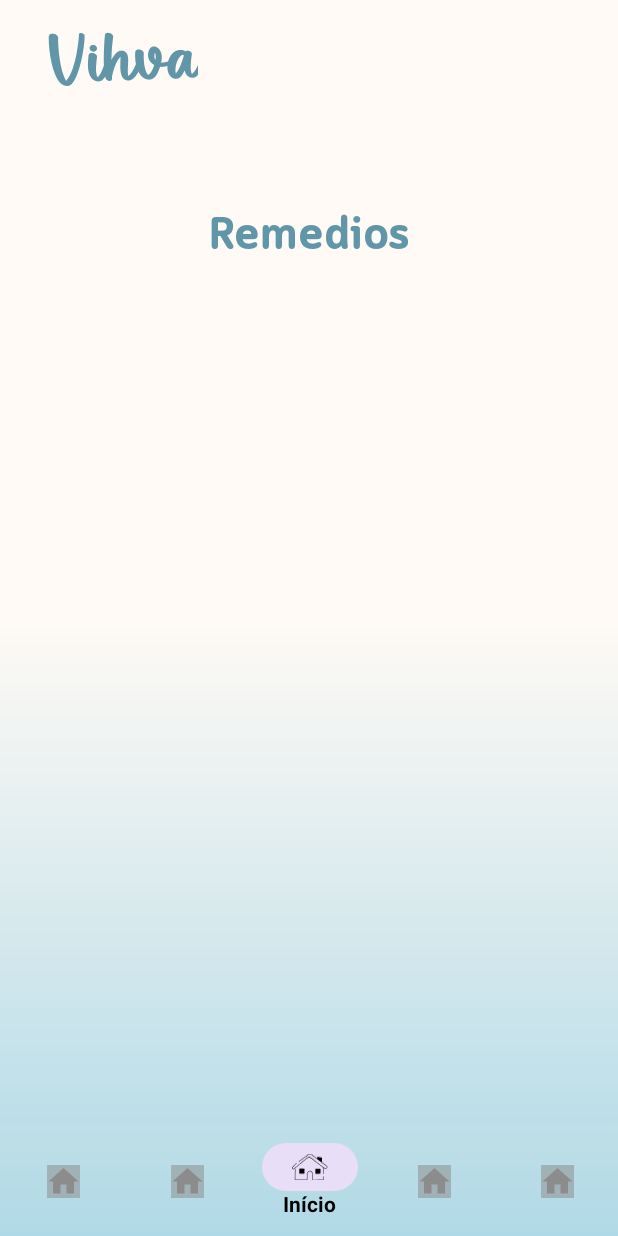
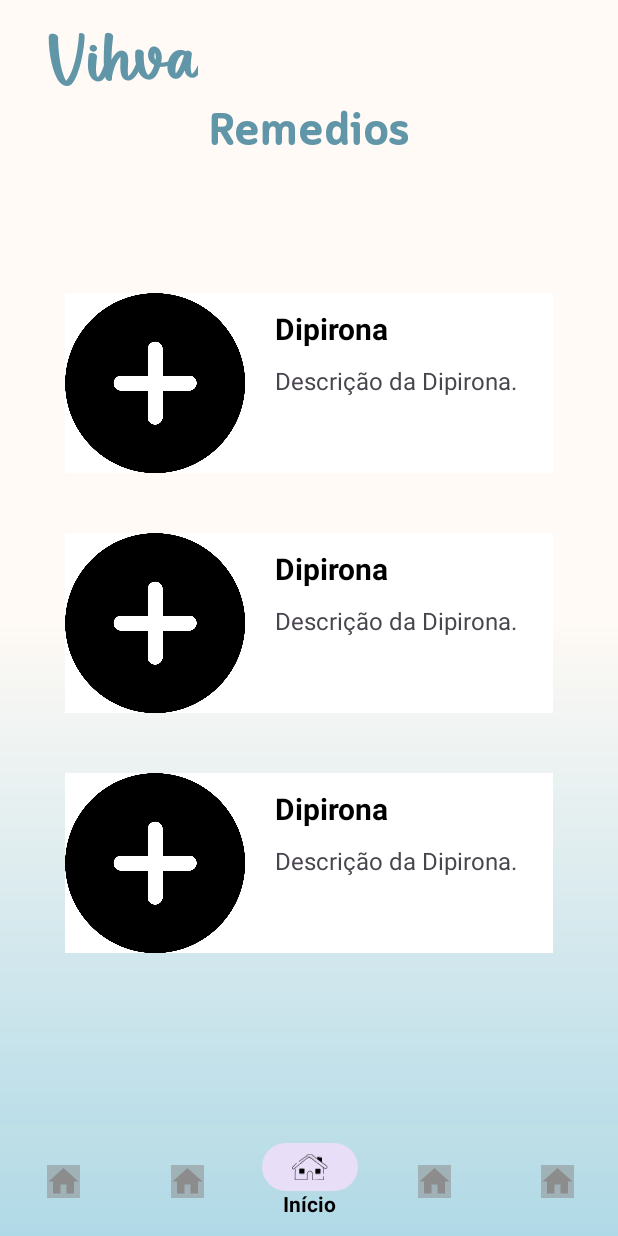
Before and after one commit to Pedrolbtb/Vihva-app, an Android app: the fragment Remedio1 placed in its activity, on a phone screen of 412 x 824 dp. Run offline under Robolectric (Android 15) with nearby library versions, the phone set to English and light mode, and no system bars.

Commit message:
lista funcionando

```diff
--- a/app/src/main/java/com/companyvihva/vihva/Inicio/Remedio1.kt
+++ b/app/src/main/java/com/companyvihva/vihva/Inicio/Remedio1.kt
@@ -133,6 +133,6 @@ class Remedio1 : Fragment() {
         // Adicione mais itens conforme necessário
 
 
-        return inflater.inflate(R.layout.remedio2, container, false)
+        return view
     }
 }
--- a/app/src/main/java/com/companyvihva/vihva/model/Adapter/AdapterRemedio.kt
+++ b/app/src/main/java/com/companyvihva/vihva/model/Adapter/AdapterRemedio.kt
@@ -7,6 +7,7 @@ import android.view.ViewGroup
 import android.widget.ImageView
 import android.widget.TextView
 import androidx.recyclerview.widget.RecyclerView
+import com.companyvihva.vihva.Inicio.Remedio1
 import com.companyvihva.vihva.R
 import com.companyvihva.vihva.model.Remedio2
 
--- a/app/src/main/res/layout/remedio2.xml
+++ b/app/src/main/res/layout/remedio2.xml
@@ -10,11 +10,12 @@
 
     <androidx.recyclerview.widget.RecyclerView
         android:id="@+id/recyclerView_remedios"
-        android:layout_width="383dp"
-        android:layout_height="510dp"
+        android:layout_width="365dp"
+        android:layout_height="474dp"
         app:layout_constraintBottom_toBottomOf="parent"
         app:layout_constraintEnd_toEndOf="parent"
-        app:layout_constraintStart_toStartOf="parent" />
+        app:layout_constraintStart_toStartOf="parent"
+        app:layout_constraintTop_toTopOf="parent" />
 
     <TextView
         android:id="@+id/textView"
```
